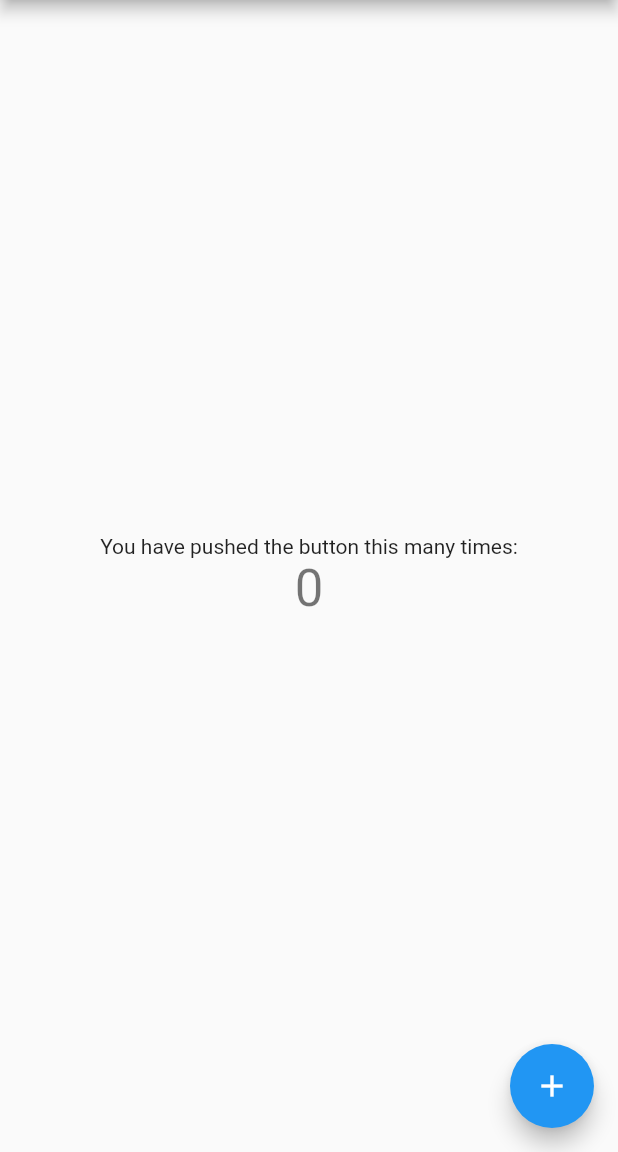
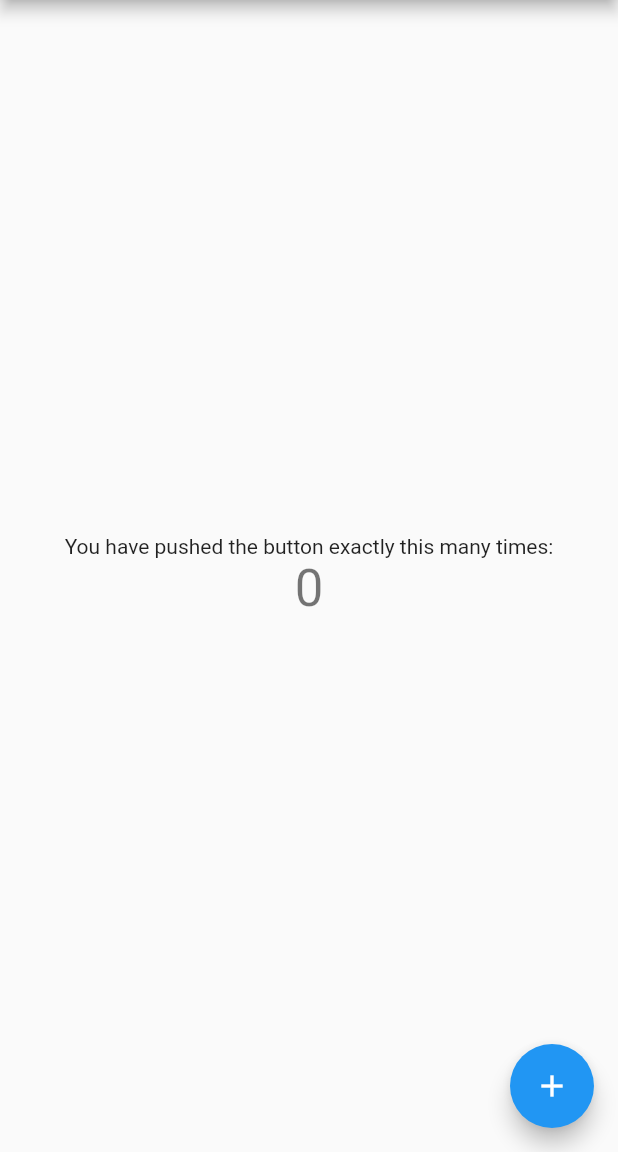
Before and after one commit to foldy-project/foldy-operator, a Flutter app: the screen it shows after launch, on a phone screen of 412 x 824 dp, the part 84-1236 px from its top. Run offline on Flutter 3.47's test engine with Material 2 defaults, Android fonts, the phone set to English and light mode, and no system bars.

```diff
--- a/ci/workflow.yaml
+++ b/ci/workflow.yaml
@@ -168,6 +168,7 @@ spec:
         args: [
           echo $modified;
           argocd app set foldy-ci -p operator.image=foldy/foldy-operator:$commit;
+          argocd app set foldy-ci -p dashboard.image=foldy/dashboard:$commit;
           argocd app sync foldy-ci;
           ]
         env:
--- a/dashboard/lib/main.dart
+++ b/dashboard/lib/main.dart
@@ -92,7 +92,7 @@ class _MyHomePageState extends State<MyHomePage> {
           mainAxisAlignment: MainAxisAlignment.center,
           children: <Widget>[
             Text(
-              'You have pushed the button this many times:',
+              'You have pushed the button exactly this many times:',
             ),
             Text(
               '$_counter',
```
